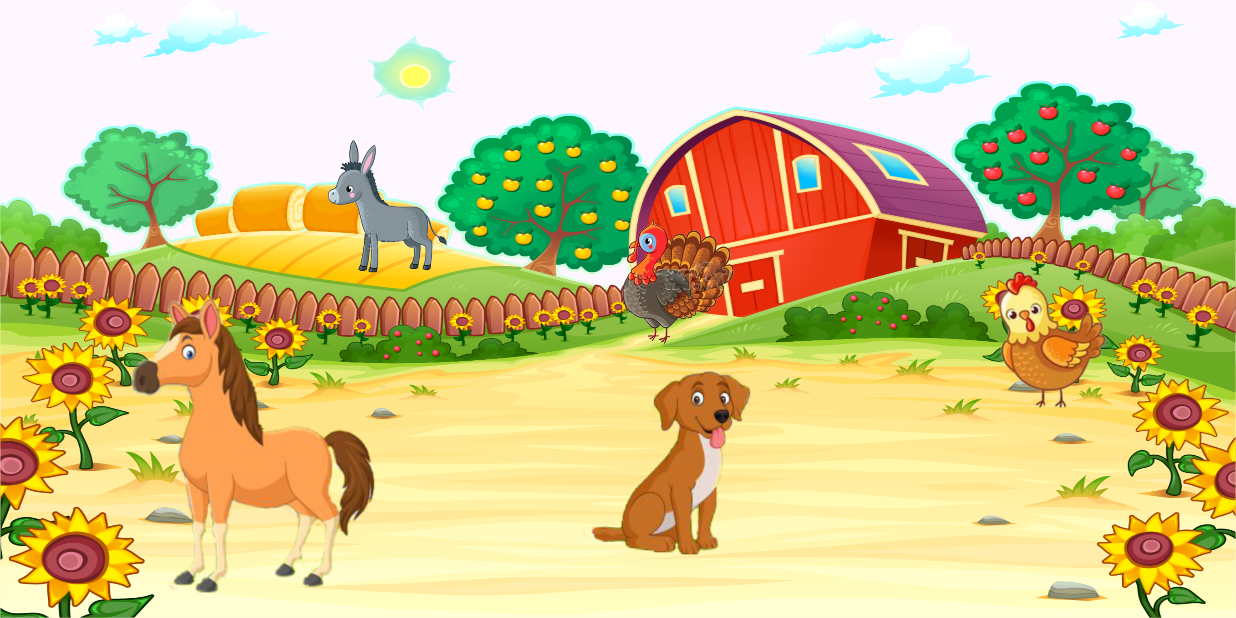
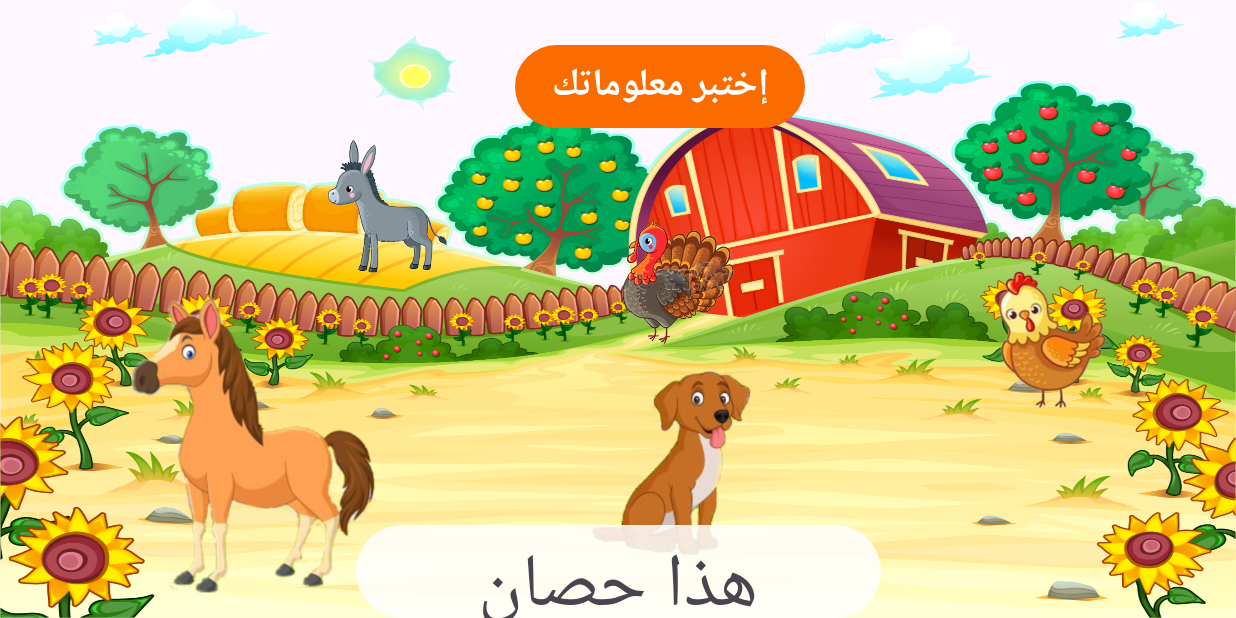
Before and after one commit to Hacini-Akram-Houssam/Application, an Android app: the screen it shows after launch (Learning), after a tap on an icon or button, on a phone screen of 824 x 412 dp (held sideways). Run offline under Robolectric (Android 15) with nearby library versions, the phone set to English and light mode, and no system bars.

Commit message:
Edite learning layout and some issues

```diff
--- a/app/src/main/java/com/example/theanimalworld/Learning.java
+++ b/app/src/main/java/com/example/theanimalworld/Learning.java
@@ -3,15 +3,19 @@ package com.example.theanimalworld;
 import androidx.appcompat.app.AppCompatActivity;
 
 import android.annotation.SuppressLint;
+import android.content.Intent;
 import android.os.Bundle;
 import android.os.Handler;
 import android.view.View;
+import android.widget.Button;
 import android.widget.ImageView;
 import android.widget.TextView;
 
 public class Learning extends AppCompatActivity {
     private Handler handler;
-    TextView text1, text2, text3, text4, text5;
+
+    Button button;
+    TextView text1;
     ImageView img1, img2, img3, img4, img5;
 
     @SuppressLint("MissingInflatedId")
@@ -25,56 +29,84 @@ public class Learning extends AppCompatActivity {
         img4 = findViewById(R.id.kalb);
         img5 = findViewById(R.id.himar);
         text1 = findViewById(R.id.text1);
-        text2 = findViewById(R.id.text2);
-        text3 = findViewById(R.id.text3);
-        text4 = findViewById(R.id.text4);
-        text5 = findViewById(R.id.text5);
+        button = findViewById(R.id.gototest);
+
         img1.setOnClickListener(new View.OnClickListener() {
             @Override
             public void onClick(View view) {
+                block_img();
                 handler = new Handler();
-                showTextViewForDuration(1000, text1);
+                showTextViewForDuration(2000, "هذه دجاجة");
             }
         });
         img2.setOnClickListener(new View.OnClickListener() {
             @Override
             public void onClick(View view) {
                 handler = new Handler();
-                showTextViewForDuration(1000, text2);
+                block_img();
+                showTextViewForDuration(2000, "هذا حصان");
             }
         });
         img3.setOnClickListener(new View.OnClickListener() {
             @Override
             public void onClick(View view) {
                 handler = new Handler();
-                showTextViewForDuration(1000, text3);
+                block_img();
+                showTextViewForDuration(2000, "هذاديك رومي");
             }
         });
         img4.setOnClickListener(new View.OnClickListener() {
             @Override
             public void onClick(View view) {
                 handler = new Handler();
-                showTextViewForDuration(1000, text4);
+                block_img();
+                showTextViewForDuration(2000, "هذا كلب");
             }
         });
         img5.setOnClickListener(new View.OnClickListener() {
+
             @Override
             public void onClick(View view) {
+                block_img();
                 handler = new Handler();
-                showTextViewForDuration(1000, text5);
+                showTextViewForDuration(2000, "هذا حمار");
             }
         });
-
+        button.setOnClickListener(new View.OnClickListener() {
+            @Override
+            public void onClick(View view) {
+                Intent intent=new Intent(Learning.this,Landlevel1.class);
+                startActivity(intent);
+            }
+        });
     }
 
-    private void showTextViewForDuration(long duration, TextView textView) {
-        textView.setVisibility(View.VISIBLE);
+
+    public void block_img(){
+        img1.setClickable(false);
+        img2.setClickable(false);
+        img3.setClickable(false);
+        img4.setClickable(false);
+        img5.setClickable(false);
+    }
+    public void unblock_img(){
+        img1.setClickable(true);
+        img2.setClickable(true);
+        img3.setClickable(true);
+        img4.setClickable(true);
+        img5.setClickable(true);
+    }
+    private void showTextViewForDuration(long duration, String textView) {
+        text1.setText(textView);
+        text1.setVisibility(View.VISIBLE);
 
         handler.postDelayed(new Runnable() {
             @Override
             public void run() {
-                textView.setVisibility(View.INVISIBLE);
+                text1.setVisibility(View.INVISIBLE);
+                unblock_img();
             }
         }, duration);
+
     }
 }
--- a/app/src/main/res/layout/activity_learning.xml
+++ b/app/src/main/res/layout/activity_learning.xml
@@ -31,17 +31,7 @@
         app:layout_constraintVertical_bias="0.937"
         app:srcCompat="@drawable/horse" />
 
-    <ImageView
-        android:id="@+id/dikromi"
-        android:layout_width="129dp"
-        android:layout_height="95dp"
-        app:layout_constraintBottom_toBottomOf="parent"
-        app:layout_constraintEnd_toEndOf="parent"
-        app:layout_constraintHorizontal_bias="0.554"
-        app:layout_constraintStart_toStartOf="parent"
-        app:layout_constraintTop_toTopOf="parent"
-        app:layout_constraintVertical_bias="0.436"
-        app:srcCompat="@drawable/turky" />
+
 
     <ImageView
         android:id="@+id/kalb"
@@ -54,6 +44,17 @@
         app:layout_constraintTop_toTopOf="parent"
         app:layout_constraintVertical_bias="0.937"
         app:srcCompat="@drawable/dog" />
+    <ImageView
+        android:id="@+id/dikromi"
+        android:layout_width="129dp"
+        android:layout_height="95dp"
+        app:layout_constraintBottom_toBottomOf="parent"
+        app:layout_constraintEnd_toEndOf="parent"
+        app:layout_constraintHorizontal_bias="0.554"
+        app:layout_constraintStart_toStartOf="parent"
+        app:layout_constraintTop_toTopOf="parent"
+        app:layout_constraintVertical_bias="0.436"
+        app:srcCompat="@drawable/turky" />
 
     <ImageView
         android:id="@+id/himar"
@@ -72,7 +73,6 @@
         android:layout_width="350dp"
         android:layout_height="62dp"
         android:background="@drawable/bgtrasparent"
-        android:text="هذه دجاجة"
         android:textSize="50sp"
         android:visibility="invisible"
         android:gravity="center"
@@ -85,73 +85,19 @@
         app:layout_constraintHorizontal_bias="0.5"
         app:layout_constraintVertical_bias="0.6"/>
 
-    <TextView
-        android:id="@+id/text2"
-        android:layout_width="350dp"
-        android:layout_height="62dp"
-        android:background="@drawable/bgtrasparent"
-        android:text="هذا حصان"
-        android:gravity="center"
-        android:textSize="50sp"
-        android:visibility="invisible"
+
+    <Button
+        android:id="@+id/gototest"
+        android:layout_width="wrap_content"
+        android:layout_height="wrap_content"
+        android:text="إختبر معلوماتك"
+        android:textSize="25sp"
+        android:textStyle="bold"
         app:layout_constraintBottom_toBottomOf="parent"
+        app:layout_constraintEnd_toEndOf="parent"
+        app:layout_constraintHorizontal_bias="0.544"
         app:layout_constraintStart_toStartOf="parent"
-        app:layout_constraintEnd_toEndOf="parent"
-        app:layout_constraintHorizontal_bias="0.5"
-        app:layout_constraintVertical_bias="0.6" />
-
-    <TextView
-        android:id="@+id/text3"
-        android:layout_width="350dp"
-        android:layout_height="62dp"
-        android:background="@drawable/bgtrasparent"
-        android:text="هذا ديك رومي"
-        android:gravity="center"
-        android:textSize="50sp"
-        android:visibility="invisible"
-        tools:ignore="MissingConstraints"
-        tools:layout_editor_absoluteX="190dp"
-        tools:layout_editor_absoluteY="336dp"
-        app:layout_constraintBottom_toBottomOf="parent"
-        app:layout_constraintStart_toStartOf="parent"
-        app:layout_constraintEnd_toEndOf="parent"
-        app:layout_constraintHorizontal_bias="0.5"
-        app:layout_constraintVertical_bias="0.6"/>
-
-    <TextView
-        android:id="@+id/text4"
-        android:layout_width="350dp"
-        android:layout_height="62dp"
-        android:background="@drawable/bgtrasparent"
-        android:text="هذا كلب"
-        android:gravity="center"
-        android:textSize="50sp"
-        android:visibility="invisible"
-        tools:ignore="MissingConstraints"
-        tools:layout_editor_absoluteX="190dp"
-        tools:layout_editor_absoluteY="336dp"
-        app:layout_constraintBottom_toBottomOf="parent"
-        app:layout_constraintStart_toStartOf="parent"
-        app:layout_constraintEnd_toEndOf="parent"
-        app:layout_constraintHorizontal_bias="0.5"
-        app:layout_constraintVertical_bias="0.6"/>
-
-    <TextView
-        android:id="@+id/text5"
-        android:layout_width="350dp"
-        android:layout_height="62dp"
-        android:background="@drawable/bgtrasparent"
-        android:text="هذا حمار"
-        android:gravity="center"
-        android:textSize="50sp"
-        android:visibility="invisible"
-        tools:ignore="MissingConstraints"
-        tools:layout_editor_absoluteX="190dp"
-        tools:layout_editor_absoluteY="336dp"
-        app:layout_constraintBottom_toBottomOf="parent"
-        app:layout_constraintStart_toStartOf="parent"
-        app:layout_constraintEnd_toEndOf="parent"
-        app:layout_constraintHorizontal_bias="0.5"
-        app:layout_constraintVertical_bias="0.6"/>
+        app:layout_constraintTop_toTopOf="parent"
+        app:layout_constraintVertical_bias="0.075" />
 
 </androidx.constraintlayout.widget.ConstraintLayout>
```
Also changed, not shown: 35 other files.
